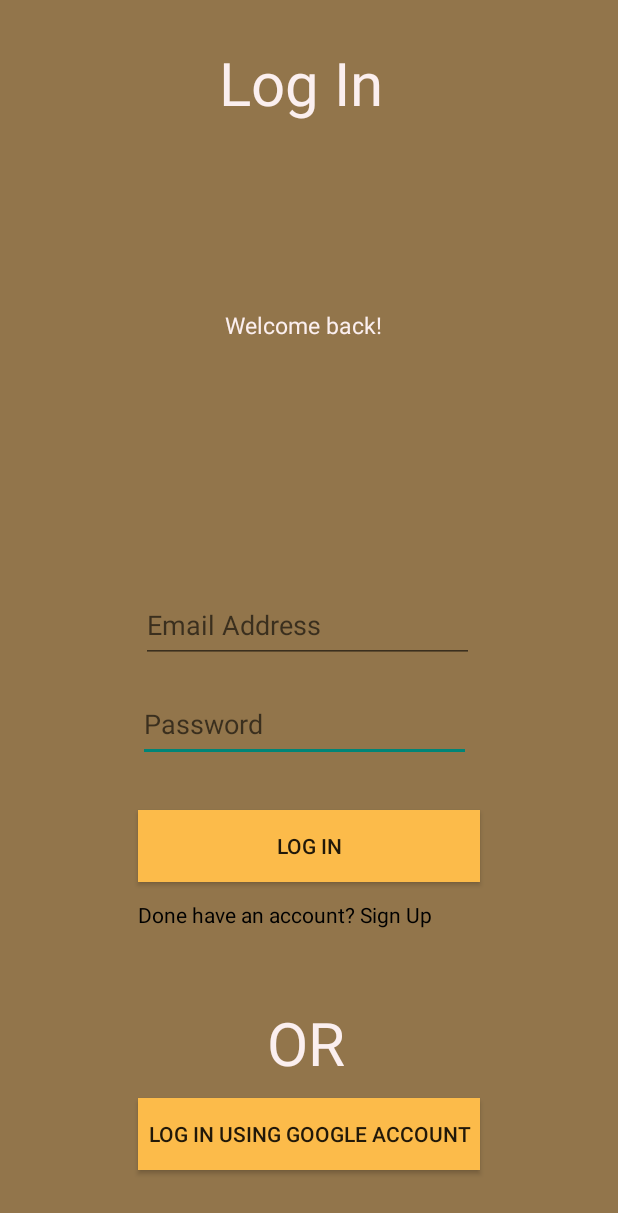
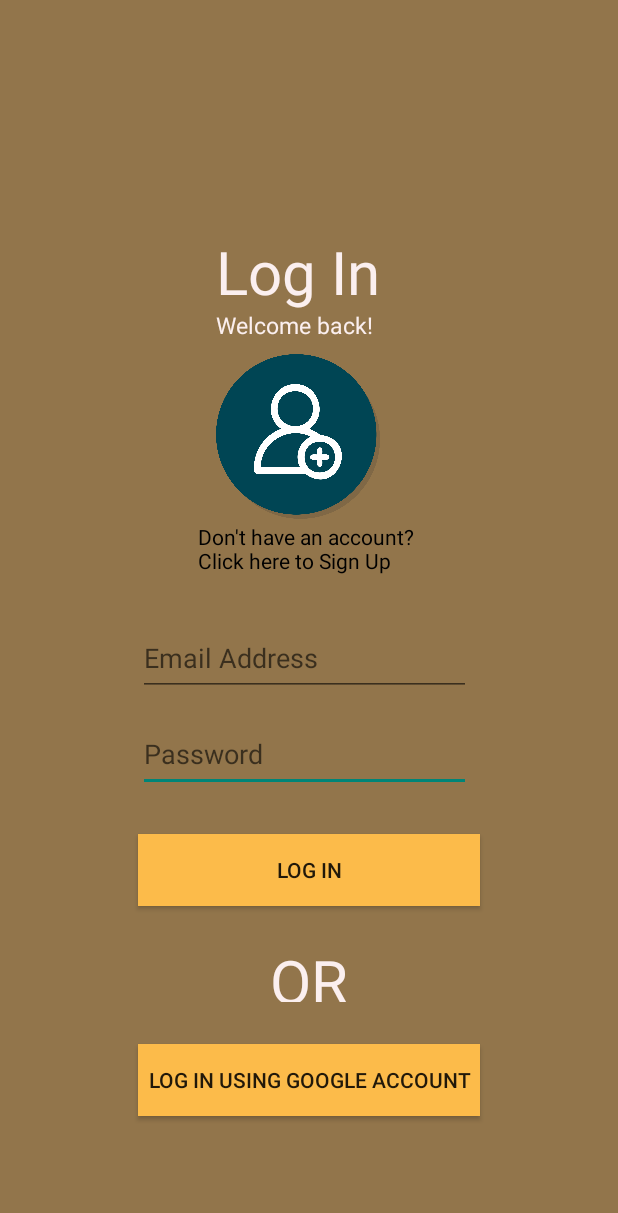
Before and after one commit to AddinSuhaimi/eBudaya, an Android app: the screen it shows after launch (LoginActivity), on a phone screen of 412 x 824 dp. Shown: the top 1213 px of the screen. Run offline under Robolectric (Android 15) with nearby library versions, the phone set to English and light mode, and no system bars; our stand-ins replace Firebase (no records; nobody signed in at launch, a user with empty details on screens opened directly).

Commit message:
added navigate login to sign up

```diff
--- a/app/src/main/res/layout/activity_login.xml
+++ b/app/src/main/res/layout/activity_login.xml
@@ -11,28 +11,24 @@
         android:id="@+id/TVLoginTitle"
         android:layout_width="118dp"
         android:layout_height="54dp"
-        android:layout_marginStart="128dp"
-        android:layout_marginTop="28dp"
+        android:layout_marginStart="144dp"
+        android:layout_marginBottom="616dp"
         android:text="Log In"
         android:textColor="#FBEFEF"
         android:textSize="40dp"
-        app:layout_constraintEnd_toEndOf="parent"
-        app:layout_constraintHorizontal_bias="0.109"
-        app:layout_constraintStart_toStartOf="parent"
-        app:layout_constraintTop_toTopOf="parent" />
+        app:layout_constraintBottom_toBottomOf="parent"
+        app:layout_constraintStart_toStartOf="parent" />
 
     <TextView
         android:id="@+id/TVLoginDesc"
         android:layout_width="110dp"
         android:layout_height="30dp"
-        android:layout_marginStart="128dp"
+        android:layout_marginStart="144dp"
         android:layout_marginBottom="588dp"
         android:text="Welcome back!"
         android:textColor="#FBEFEF"
         android:textSize="15sp"
         app:layout_constraintBottom_toBottomOf="parent"
-        app:layout_constraintEnd_toEndOf="parent"
-        app:layout_constraintHorizontal_bias="0.127"
         app:layout_constraintStart_toStartOf="parent" />
 
     <EditText
@@ -40,13 +36,11 @@
         android:layout_width="222dp"
         android:layout_height="50dp"
         android:layout_marginStart="92dp"
-        android:layout_marginBottom="316dp"
+        android:layout_marginBottom="296dp"
         android:ems="10"
         android:hint="Password"
         android:inputType="textPassword"
         app:layout_constraintBottom_toBottomOf="parent"
-        app:layout_constraintEnd_toEndOf="parent"
-        app:layout_constraintHorizontal_bias="0.0"
         app:layout_constraintStart_toStartOf="parent" />
 
     <Button
@@ -54,41 +48,37 @@
         android:layout_width="228dp"
         android:layout_height="48dp"
         android:layout_marginStart="92dp"
-        android:layout_marginBottom="236dp"
+        android:layout_marginBottom="220dp"
         android:background="#FCBB4A"
         android:singleLine="false"
         android:soundEffectsEnabled="false"
         android:text="Log In"
         app:layout_constraintBottom_toBottomOf="parent"
-        app:layout_constraintEnd_toEndOf="parent"
-        app:layout_constraintHorizontal_bias="0.0"
         app:layout_constraintStart_toStartOf="parent" />
 
     <TextView
         android:id="@+id/SignUpClick"
-        android:layout_width="204dp"
-        android:layout_height="48dp"
-        android:layout_marginStart="92dp"
-        android:layout_marginBottom="176dp"
+        android:layout_width="146dp"
+        android:layout_height="40dp"
+        android:layout_marginStart="132dp"
+        android:layout_marginBottom="436dp"
         android:clickable="true"
         android:onClick="onSignUpClicked"
-        android:text="Done have an account? Sign Up"
+        android:text="Don't have an account? Click here to Sign Up"
         android:textColor="#000000"
         app:layout_constraintBottom_toBottomOf="parent"
         app:layout_constraintStart_toStartOf="parent" />
 
     <TextView
         android:id="@+id/TVOr"
-        android:layout_width="82dp"
-        android:layout_height="44dp"
-        android:layout_marginStart="128dp"
-        android:layout_marginBottom="112dp"
+        android:layout_width="58dp"
+        android:layout_height="41dp"
+        android:layout_marginStart="180dp"
+        android:layout_marginBottom="156dp"
         android:text="OR"
         android:textColor="#FBEFEF"
         android:textSize="40sp"
         app:layout_constraintBottom_toBottomOf="parent"
-        app:layout_constraintEnd_toEndOf="parent"
-        app:layout_constraintHorizontal_bias="0.248"
         app:layout_constraintStart_toStartOf="parent" />
 
     <Button
@@ -96,14 +86,12 @@
         android:layout_width="228dp"
         android:layout_height="48dp"
         android:layout_marginStart="92dp"
-        android:layout_marginBottom="44dp"
+        android:layout_marginBottom="80dp"
         android:background="#FCBB4A"
         android:singleLine="false"
         android:soundEffectsEnabled="false"
         android:text="Log In using Google Account"
         app:layout_constraintBottom_toBottomOf="parent"
-        app:layout_constraintEnd_toEndOf="parent"
-        app:layout_constraintHorizontal_bias="0.0"
         app:layout_constraintStart_toStartOf="parent" />
 
     <ProgressBar
@@ -131,24 +119,21 @@
         android:layout_width="222dp"
         android:layout_height="50dp"
         android:layout_marginStart="92dp"
-        android:layout_marginBottom="16dp"
+        android:layout_marginBottom="360dp"
         android:ems="10"
         android:hint="Email Address"
         android:inputType="textEmailAddress|textMultiLine"
-        app:layout_constraintBottom_toTopOf="@+id/ETPassword"
-        app:layout_constraintEnd_toEndOf="parent"
-        app:layout_constraintHorizontal_bias="0.02"
+        app:layout_constraintBottom_toBottomOf="parent"
         app:layout_constraintStart_toStartOf="parent" />
 
     <ImageView
         android:id="@+id/IVProfilePic"
-        android:layout_width="wrap_content"
-        android:layout_height="wrap_content"
-        android:layout_marginTop="12dp"
-        app:layout_constraintEnd_toEndOf="parent"
-        app:layout_constraintHorizontal_bias="0.498"
+        android:layout_width="109dp"
+        android:layout_height="114dp"
+        android:layout_marginStart="144dp"
+        android:layout_marginBottom="476dp"
+        app:layout_constraintBottom_toBottomOf="parent"
         app:layout_constraintStart_toStartOf="parent"
-        app:layout_constraintTop_toBottomOf="@+id/TVLoginDesc"
-        tools:srcCompat="@tools:sample/avatars" />
+        app:srcCompat="@drawable/profilepic" />
 
 </androidx.constraintlayout.widget.ConstraintLayout>
```
